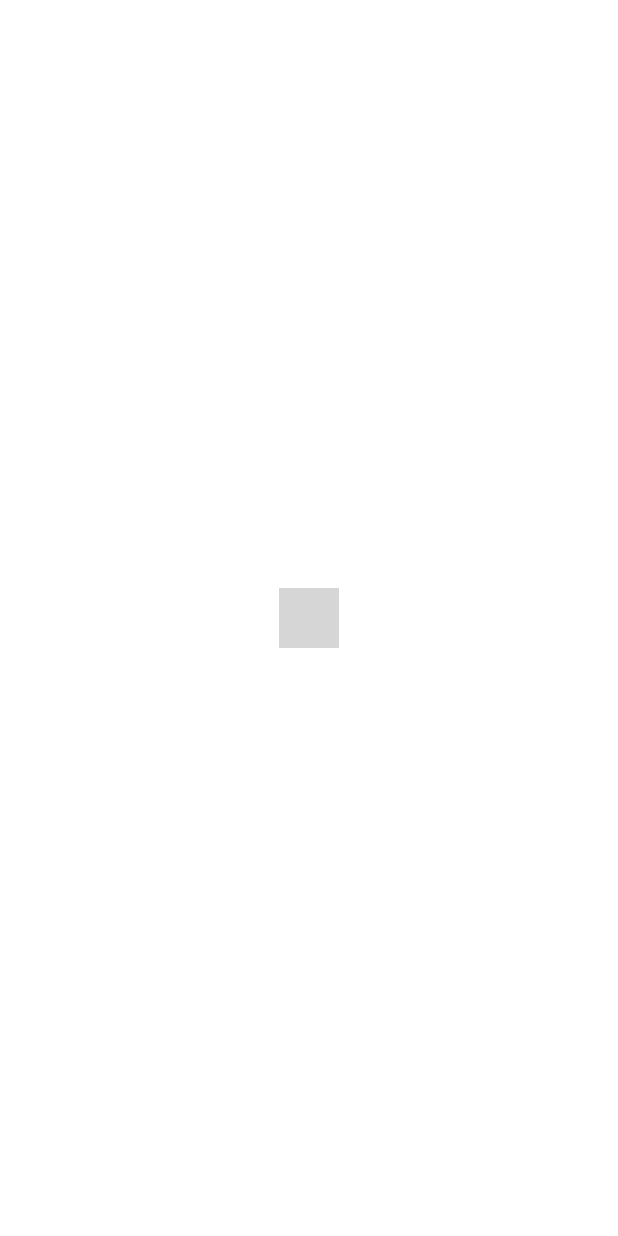
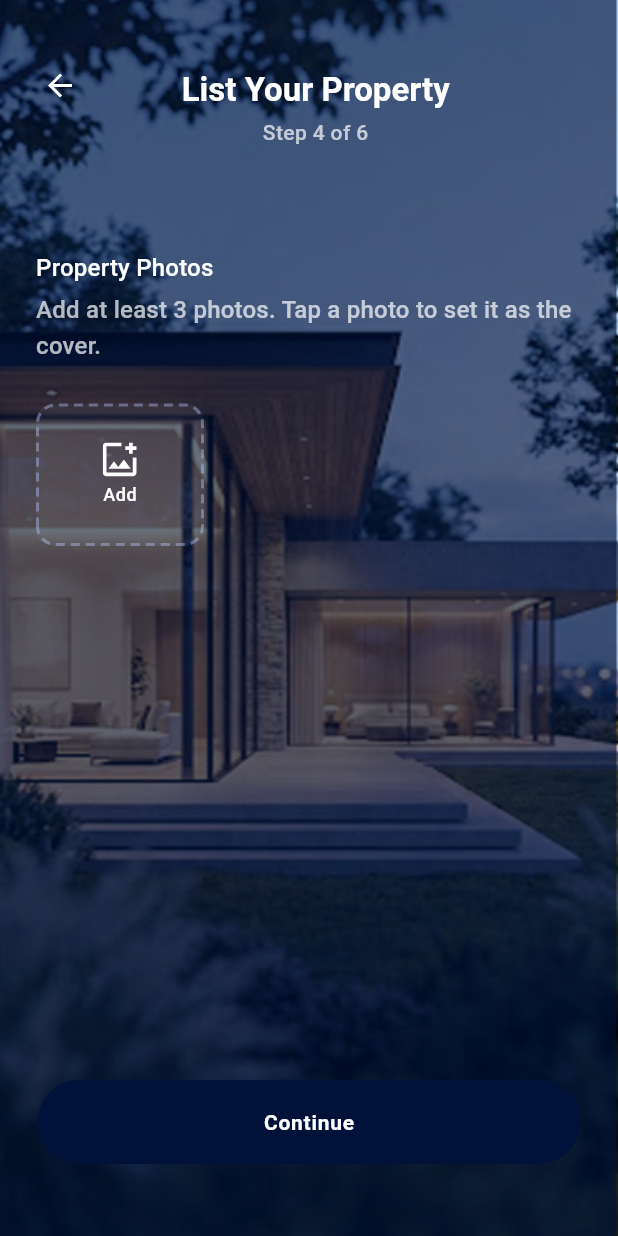
Before and after one commit to ALBaraa2/Wathiq, a Flutter app: the first screen one second after launch, on a phone screen of 412 x 824 dp. Run offline on Flutter 3.47's test engine with Material 3 defaults, Android fonts, the light colour scheme and no system bars; our stand-ins replace country_code_picker, dio, flutter_svg, go_router, google_fonts, image_picker and 1 more; missing offline and left inert: image_picker2_plus; Roboto replaces fonts that are missing (Alexandria); grey boxes are pictures that could not be loaded.

Commit message:
feat: add property (screen four)

```diff
--- a/mobile/lib/config/routes/app_routes.dart
+++ b/mobile/lib/config/routes/app_routes.dart
@@ -1,6 +1,7 @@
 import 'package:flutter/material.dart';
 import 'package:go_router/go_router.dart';
 import 'package:mobile/config/routes/routes_names.dart';
+import 'package:mobile/features/property/presentation/pages/add_property_page_four.dart';
 
 import 'package:mobile/features/verification/presentation/verification_pending_screen.dart';
 import 'package:mobile/features/verification/presentation/verify_identity_screen.dart';
@@ -26,7 +27,7 @@ class AppRoutes {
   // ─────────────────────────────────────────────
 
   static final GoRouter router = GoRouter(
-     initialLocation: RouteNames.splash,
+     initialLocation: RouteNames.addPropertyScreenFour,
 
     routes: [
       // ─────────────────────────────────────────────
@@ -123,6 +124,13 @@ class AppRoutes {
           return const AddPropertyScreenThree();
         },
       ),
+         GoRoute(
+        path: RouteNames.addPropertyScreenFour,
+        name: 'addPropertScreenFour',
+        builder: (context, state) {
+          return const AddPropertyScreenFour();
+        },
+      ),
       // ─────────────────────────────────────────────
       // verification
       // ─────────────────────────────────────────────
--- a/mobile/lib/config/routes/routes_names.dart
+++ b/mobile/lib/config/routes/routes_names.dart
@@ -26,4 +26,6 @@ class RouteNames {
   static const String addPropertyScreenOne = '/addPropertyScreenOne';
   static const String addPropertyScreenTwo = '/addPropertyScreenTwo';
   static const String addPropertyScreenThree = '/addPropertyScreenThree';
+    static const String addPropertyScreenFour = '/addPropertyScreenFour';
+
 }
--- a/mobile/lib/config/theme/app_colors.dart
+++ b/mobile/lib/config/theme/app_colors.dart
@@ -74,4 +74,7 @@ class AppColors {
 
   static const Color card2SelectedBg = Color.fromRGBO(0, 63, 156, 0.2);
   static const Color card2UnselectedBg = Color.fromRGBO(195, 198, 214, 0.3);
-}
+  static const Color photoBorder = Color.fromRGBO(177, 197, 255, 0.4);
+  static const Color addPhotoBg = Color.fromRGBO(249, 249, 252, 0.05);
+
+ }
--- a/mobile/lib/core/constant/app_icons.dart
+++ b/mobile/lib/core/constant/app_icons.dart
@@ -9,12 +9,12 @@ class AppIcons {
   static const String gmail = 'assets/svg/gmail.svg';
   static const String identity = 'assets/svg/identity.svg';
 
-  static const String apartment  = 'assets/svg/apartment.svg';
+  static const String apartment = 'assets/svg/apartment.svg';
   static const String house = 'assets/svg/house.svg';
   static const String land = 'assets/svg/land.svg';
-  static const String other  = 'assets/svg/other.svg';
+  static const String other = 'assets/svg/other.svg';
   static const String shop = 'assets/svg/shop.svg';
-  static const String villa  = 'assets/svg/villa.svg';
+  static const String villa = 'assets/svg/villa.svg';
 
   static const String language = 'assets/svg/language.svg';
   static const String logout = 'assets/svg/logout.svg';
@@ -37,4 +37,6 @@ class AppIcons {
   static const String water = 'assets/svg/water.svg';
   static const String furnished = 'assets/svg/furnished.svg';
   static const String garden = 'assets/svg/garden.svg';
+  static const String addPhoto = 'assets/svg/add_photo.svg';
+  static const String remove = 'assets/svg/remove.svg';
 }
--- a/mobile/lib/core/constant/strings.dart
+++ b/mobile/lib/core/constant/strings.dart
@@ -35,6 +35,7 @@ class AppStrings {
   static const String listYourPropertyPage2Title = 'Location Details';
   static const String listYourPropertyStep2 = 'Step 2 of 6';
   static const String listYourPropertyStep3 = 'Step 3 of 6';
+  static const String listYourPropertyStep4 = 'Step 4 of 6';
 
   static const String whatAreYouListing = 'What are you listing?';
   static const String forSale = 'For Sale';
@@ -58,12 +59,10 @@ class AppStrings {
   static const String rooms = 'Rooms';
   static const String bathrooms = 'Bathrooms';
 
-    static const String buildingNumberHint = 'e.g. 12';
+  static const String buildingNumberHint = 'e.g. 12';
   static const String areaHint = 'e.g. 150';
-  static const String priceHint =  'e.g. 85000';
+  static const String priceHint = 'e.g. 85000';
   static const String floorHint = 'e.g. 3';
-
-
 
   static const String elevator = 'Elevator';
   static const String parking = 'Parking';
@@ -76,5 +75,10 @@ class AppStrings {
   static const String descriptionHint =
       'Tell buyers about the property — layout, condition, nearby landmarks...';
 
-  static const String   features =  'Features';
+  static const String features = 'Features';
+  static const String propertyPhotos = 'Property Photos';
+  static const String addPhotosDescription =
+      'Add at least 3 photos. Tap a photo to set it as the cover.';
+
+  static const String add = 'Add';
 }
--- /dev/null
+++ b/mobile/lib/core/widget/dashed_border.dart
@@ -0,0 +1,65 @@
+
+import 'package:flutter/material.dart';
+
+class DashedBorderPainter extends CustomPainter {
+  final Color color;
+  final double strokeWidth;
+  final double dashWidth;
+  final double dashSpace;
+  final double radius;
+
+  DashedBorderPainter({
+    required this.color,
+    this.strokeWidth = 2,
+    this.dashWidth = 8,
+    this.dashSpace = 6,
+    this.radius = 18,
+  });
+
+  @override
+  void paint(Canvas canvas, Size size) {
+    final paint = Paint()
+      ..color = color
+      ..strokeWidth = strokeWidth
+      ..style = PaintingStyle.stroke;
+
+    final path = Path()
+      ..addRRect(
+        RRect.fromRectAndRadius(
+          Rect.fromLTWH(
+            strokeWidth / 2,
+            strokeWidth / 2,
+            size.width - strokeWidth,
+            size.height - strokeWidth,
+          ),
+          Radius.circular(radius),
+        ),
+      );
+
+    for (final metric in path.computeMetrics()) {
+      double distance = 0;
+
+      while (distance < metric.length) {
+        final double nextDistance = distance + dashWidth;
+
+        final Path dash = metric.extractPath(
+          distance,
+          nextDistance.clamp(0, metric.length),
+        );
+
+        canvas.drawPath(dash, paint);
+
+        distance += dashWidth + dashSpace;
+      }
+    }
+  }
+
+  @override
+  bool shouldRepaint(covariant DashedBorderPainter oldDelegate) {
+    return oldDelegate.color != color ||
+        oldDelegate.strokeWidth != strokeWidth ||
+        oldDelegate.dashWidth != dashWidth ||
+        oldDelegate.dashSpace != dashSpace ||
+        oldDelegate.radius != radius;
+  }
+}
--- a/mobile/lib/features/property/presentation/pages/add_property_page_four.dart
+++ b/mobile/lib/features/property/presentation/pages/add_property_page_four.dart
@@ -0,0 +1,229 @@
+import 'dart:io';
+
+import 'package:flutter/material.dart';
+import 'package:flutter_svg/flutter_svg.dart';
+import 'package:image_picker2_plus/image_picker2.dart';
+import 'package:mobile/features/property/presentation/widgets/header_widget.dart';
+
+import '../../../../../../../../config/theme/app_colors.dart';
+import '../../../../../../../../core/constant/app_icons.dart';
+import '../../../../../../../../core/constant/images_path.dart';
+import '../../../../../../../../core/constant/strings.dart';
+ import '../../../../core/widget/dashed_border.dart';
+import '../widgets/submit_button_widget.dart';
+
+class AddPropertyScreenFour extends StatefulWidget {
+  const AddPropertyScreenFour({super.key});
+
+  @override
+  State<AddPropertyScreenFour> createState() => _AddPropertyScreenFourState();
+}
+
+class _AddPropertyScreenFourState extends State<AddPropertyScreenFour> {
+  final List<String> _photos = [];
+  static const int _maxPhotos = 10;
+
+  Future<void> _pickImages() async {
+    final int remainingPhotos = _maxPhotos - _photos.length;
+
+    if (remainingPhotos <= 0) {
+      return;
+    }
+
+    try {
+      final List<String>? images = await ImagePicker2.pickMedia(
+        limit: remainingPhotos,
+        type: PickerMediaType.image,
+        maxWidth: 1200,
+        quality: 85,
+      );
+
+      if (images == null || images.isEmpty) {
+        return;
+      }
+
+      setState(() {
+        _photos.addAll(images);
+      });
+    } catch (e) {
+      debugPrint('Image picker error: $e');
+    }
+  }
+
+  @override
+  Widget build(BuildContext context) {
+    return Scaffold(
+      backgroundColor: AppColors.background,
+      body: Stack(
+        children: [
+          // Background Image
+          Positioned.fill(
+            child: Image.asset(ImagePath.background, fit: BoxFit.cover),
+          ),
+
+          // Main Content
+          SafeArea(
+            child: Column(
+              children: [
+                HeaderWidget(
+                  title: AppStrings.listYourPropertyTitle,
+                  subTitle: AppStrings.listYourPropertyStep4,
+                ),
+                Expanded(
+                  child: SingleChildScrollView(
+                    physics: const BouncingScrollPhysics(),
+                    padding: const EdgeInsets.symmetric(vertical: 16.0),
+                    child: Padding(
+                      padding: const EdgeInsets.symmetric(horizontal: 24),
+                      child: Column(
+                        crossAxisAlignment: CrossAxisAlignment.start,
+                        children: [
+                          SizedBox(height: 37),
+                          Text(
+                            AppStrings.propertyPhotos,
+
+                            style: Theme.of(context).textTheme.titleMedium
+                                ?.copyWith(color: AppColors.white),
+                          ),
+                          const SizedBox(height: 4),
+                          Text(
+                            AppStrings.addPhotosDescription,
+
+                            style: Theme.of(context).textTheme.titleMedium
+                                ?.copyWith(color: AppColors.white70),
+                          ),
+                          const SizedBox(height: 26),
+                          // _buildAddPhotoWidget(context),
+                          _buildPhotosGrid(),
+                        ],
+                      ),
+                    ),
+                  ),
+                ),
+                SubmitButtonWidget(onPressed: () {}),
+                SizedBox(height: 48),
+              ],
+            ),
+          ),
+        ],
+      ),
+    );
+  }
+
+  Widget _buildPhotosGrid() {
+    return GridView.builder(
+      shrinkWrap: true,
+      physics: const NeverScrollableScrollPhysics(),
+      gridDelegate: const SliverGridDelegateWithFixedCrossAxisCount(
+        crossAxisCount: 3,
+        mainAxisExtent: 95,
+        crossAxisSpacing: 14,
+        mainAxisSpacing: 14,
+      ),
+      itemCount: _photos.length + 1,
+      itemBuilder: (context, index) {
+        if (index == 0) {
+          return _buildAddPhotoWidget(context);
+        }
+
+        final photo = _photos[index - 1];
+
+        return photoItem(photo);
+      },
+    );
+  }
+
+  Widget photoItem(String photo) {
+    return Stack(
+      children: [
+        ClipRRect(
+          borderRadius: BorderRadius.circular(12),
+          child: Image.file(
+            File(photo),
+            width: double.infinity,
+            height: double.infinity,
+            fit: BoxFit.cover,
+          ),
+        ),
+
+        Positioned(
+          top: 6,
+          right: 6,
+          child: GestureDetector(
+            onTap: () => _deletePhoto(photo),
+            child: Container(
+              width: 24,
+              height: 24,
+              decoration: const BoxDecoration(
+                shape: BoxShape.circle,
+                color: AppColors.iconBg,
+              ),
+              child: Center(
+                child: SizedBox(
+                  width: 10,
+                  height: 10,
+                  child: SvgPicture.asset(AppIcons.remove, fit: BoxFit.contain),
+                ),
+              ),
+            ),
+          ),
+        ),
+      ],
+    );
+  }
+
+  Widget _buildAddPhotoWidget(BuildContext context) {
+    return GestureDetector(
+      onTap: () {
+        _pickImages();
+      },
+      child: CustomPaint(
+        painter: DashedBorderPainter(
+          color: AppColors.photoBorder,
+          strokeWidth: 2,
+          dashWidth: 6,
+          dashSpace: 4,
+          radius: 12,
+        ),
+        child: Container(
+          width: 95,
+          height: 95,
+          decoration: BoxDecoration(
+            color: AppColors.addPhotoBg,
+            borderRadius: BorderRadius.circular(12),
+          ),
+          child: Center(
+            child: Column(
+              mainAxisAlignment: MainAxisAlignment.center,
+              children: [
+                SvgPicture.asset(
+                  AppIcons.addPhoto,
+                  colorFilter: ColorFilter.mode(
+                    _photos.length == 10 ? AppColors.white40 : AppColors.white,
+                    BlendMode.srcIn,
+                  ),
+                ),
+                SizedBox(height: 4),
+                Text(
+                  AppStrings.add,
+                  style: Theme.of(context).textTheme.bodySmall!.copyWith(
+                    color: _photos.length == 10
+                        ? AppColors.white40
+                        : AppColors.white,
+                    fontWeight: FontWeight.w500,
+                  ),
+                ),
+              ],
+            ),
+          ),
+        ),
+      ),
+    );
+  }
+
+  void _deletePhoto(String photo) {
+    setState(() {
+      _photos.remove(photo);
+    });
+  }
+}
--- a/mobile/pubspec.yaml
+++ b/mobile/pubspec.yaml
@@ -65,6 +65,9 @@ dependencies:
 
   country_code_picker: ^3.4.1
   image_picker: ^1.2.3
+  image_picker2_plus: ^1.0.2
+
+  dotted_border: ^3.1.0
 
 dev_dependencies:
   flutter_test:
```
Also changed, not shown: mobile/lib/features/property/presentation/pages/add_property_page_three.dart (+9 -3 lines), mobile/assets/svg/add_photo.svg (added), mobile/assets/svg/remove.svg (added), mobile/pubspec.lock.
